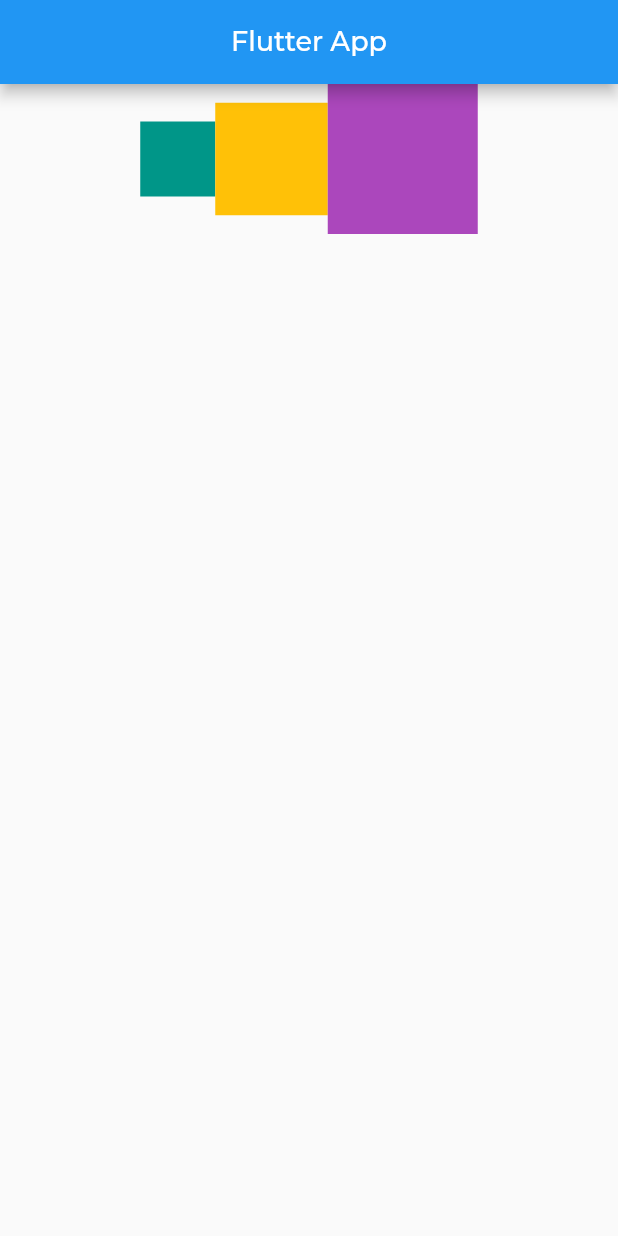
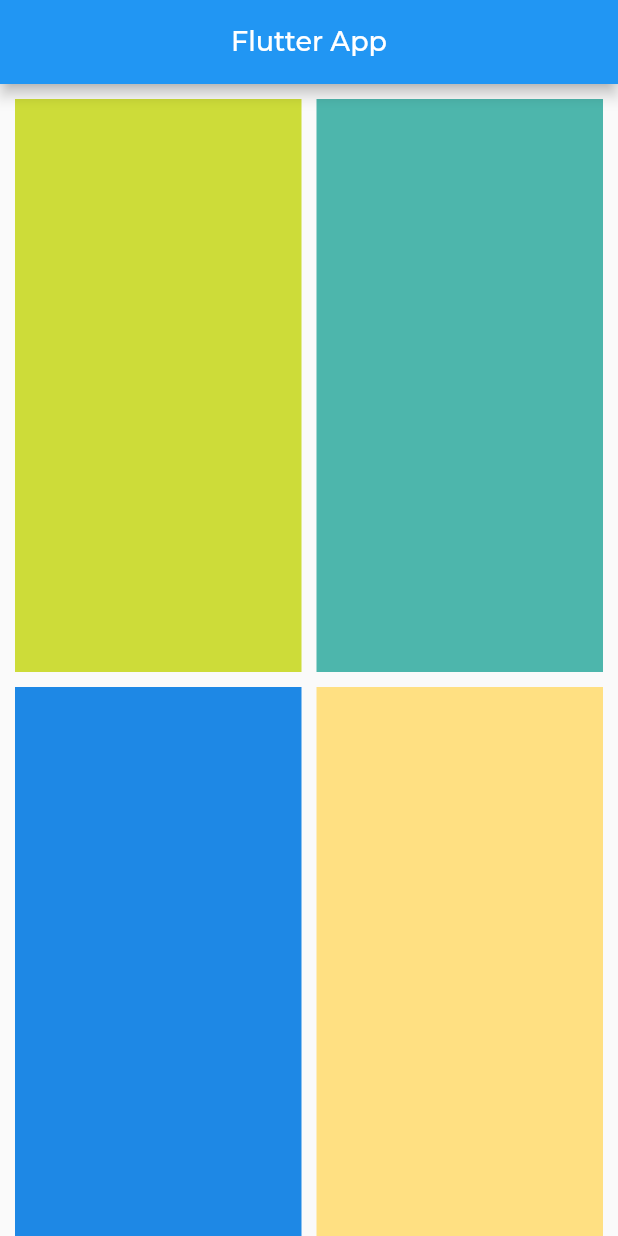
Before and after one commit to tamathecxder/flutter_fasttrack, a Flutter app: the screen it shows after launch, on a phone screen of 412 x 824 dp. Run offline on Flutter 3.47's test engine with Material 2 defaults, Android fonts, the phone set to English and light mode, and no system bars; project files that could hold a hidden picture were left out.

Commit message:
GridView pada flutter

```diff
--- a/lib/main.dart
+++ b/lib/main.dart
@@ -17,24 +17,38 @@ class FastTrackApp extends StatelessWidget {
           ),
           centerTitle: true,
         ),
-        body: Row(
-          mainAxisAlignment: MainAxisAlignment.center,
-          crossAxisAlignment: CrossAxisAlignment.center,
+        body: GridView(
+          padding: EdgeInsets.all(10),
+          gridDelegate: SliverGridDelegateWithFixedCrossAxisCount(
+            crossAxisCount: 2,
+            crossAxisSpacing: 10,
+            mainAxisSpacing: 10,
+            childAspectRatio: 1 / 2,
+          ),
           children: [
             Container(
-              width: 50,
-              height: 50,
-              color: Colors.teal,
+              color: Colors.lime,
             ),
             Container(
-              width: 75,
-              height: 75,
-              color: Colors.amber,
+              color: Colors.teal[300],
             ),
             Container(
-              width: 100,
-              height: 100,
-              color: Colors.purple[400],
+              color: Colors.blue[600],
+            ),
+            Container(
+              color: Colors.amber[200],
+            ),
+            Container(
+              color: Colors.lime,
+            ),
+            Container(
+              color: Colors.teal[300],
+            ),
+            Container(
+              color: Colors.blue[600],
+            ),
+            Container(
+              color: Colors.amber[200],
             ),
           ],
         ),
```
